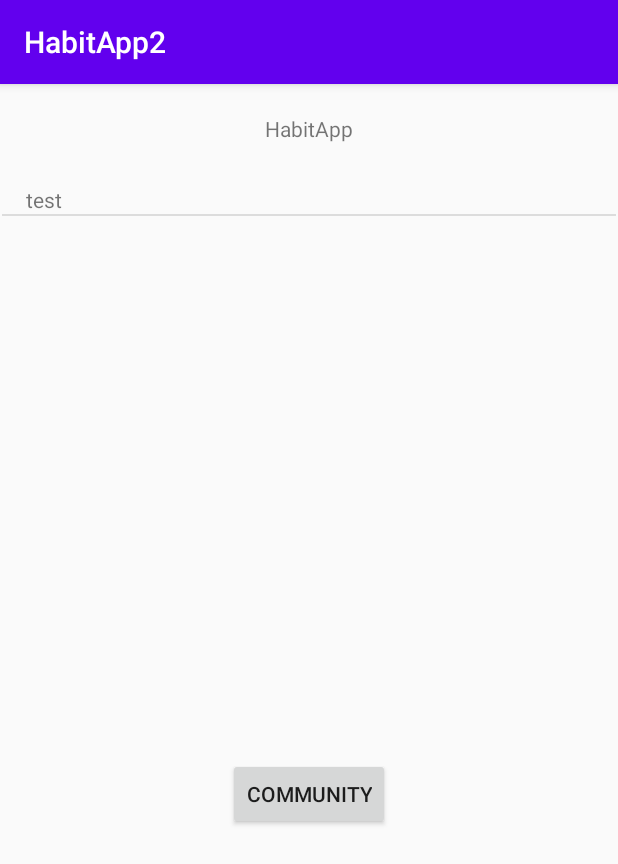
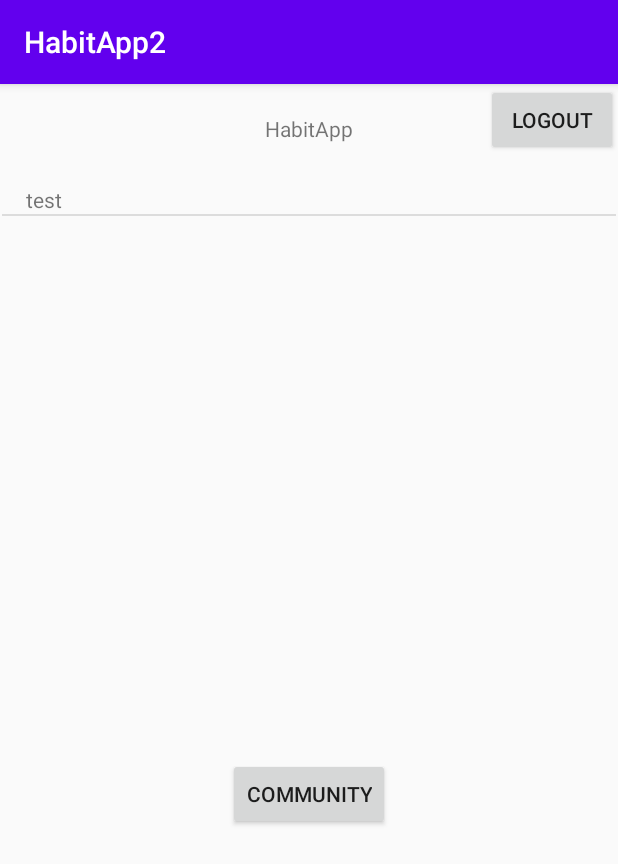
Before and after one commit to AaronVillanueva/HabitApp2, an Android app: the MainActivity screen opened directly, with no data from a screen before it, on a phone screen of 412 x 824 dp. Shown: the top 864 px of the screen. Run offline under Robolectric (Android 15) with nearby library versions, the phone set to English and light mode, and no system bars.

Commit message:
-usuarios creados ya se almacenan en base de datos
-boton de logout provisional

-recuperar contraseña ya funcional

-arreglado bug con boton en pantalla de community (crasheaba la app)

```diff
--- a/app/src/main/java/mx/itesm/habitapp2/ForgotPaswordActivity.kt
+++ b/app/src/main/java/mx/itesm/habitapp2/ForgotPaswordActivity.kt
@@ -45,7 +45,7 @@ class ForgotPaswordActivity : AppCompatActivity() {
         }
     }
     private fun goMain() {
-        val intent = Intent(this, MainActivity::class.java)
+        val intent = Intent(this, LoginActivity::class.java)
         intent.addFlags(Intent.FLAG_ACTIVITY_CLEAR_TOP)
         startActivity(intent)
     }
--- a/app/src/main/java/mx/itesm/habitapp2/LoginActivity.kt
+++ b/app/src/main/java/mx/itesm/habitapp2/LoginActivity.kt
@@ -19,10 +19,15 @@ class LoginActivity : AppCompatActivity() {
     private var password by Delegates.notNull<String>()
     private lateinit var etEmail: EditText
     private lateinit var etPassword: EditText
+    private lateinit var etName: EditText
+    private lateinit var etLastName: EditText
+
+
     //private lateinit var mProgressBar: ProgressBar
 
     //Creamos nuestra variable de autenticación firebase
     private lateinit var mAuth: FirebaseAuth
+    private lateinit var firebaseAuthListener: FirebaseAuth.AuthStateListener
 
     override fun onCreate(savedInstanceState: Bundle?) {
         super.onCreate(savedInstanceState)
--- a/app/src/main/java/mx/itesm/habitapp2/MainActivity.kt
+++ b/app/src/main/java/mx/itesm/habitapp2/MainActivity.kt
@@ -28,6 +28,11 @@ class MainActivity : AppCompatActivity(), ListenerRecycler
         startActivity(intDatosPais)
     }
 
+    fun ClickLogout(v: View){
+        val intent = Intent(this, LoginActivity::class.java)
+        startActivity(intent)
+    }
+
     private fun configurarRecycler(){
         val layout= LinearLayoutManager(this)
         layout.orientation=LinearLayoutManager.VERTICAL
--- a/app/src/main/res/layout/activity_main.xml
+++ b/app/src/main/res/layout/activity_main.xml
@@ -26,7 +26,7 @@
         app:layout_constraintTop_toTopOf="parent" />
 
     <Button
-        android:id="@+id/TVCommunity "
+        android:id="@+id/TVCommunity"
         android:layout_width="wrap_content"
         android:layout_height="wrap_content"
         android:layout_marginTop="36dp"
@@ -35,4 +35,13 @@
         app:layout_constraintEnd_toEndOf="parent"
         app:layout_constraintStart_toStartOf="parent"
         app:layout_constraintTop_toBottomOf="@+id/recyclerHabit" />
+
+    <Button
+        android:id="@+id/btnLogout"
+        android:layout_width="wrap_content"
+        android:layout_height="wrap_content"
+        android:onClick="ClickLogout"
+        android:text="Logout"
+        app:layout_constraintEnd_toEndOf="parent"
+        app:layout_constraintTop_toTopOf="parent" />
 </androidx.constraintlayout.widget.ConstraintLayout>
```
Also changed, not shown: app/src/main/java/mx/itesm/habitapp2/Community.kt (+7 -0 lines), app/src/main/java/mx/itesm/habitapp2/RegisterActivity.kt (+4 -6 lines).
